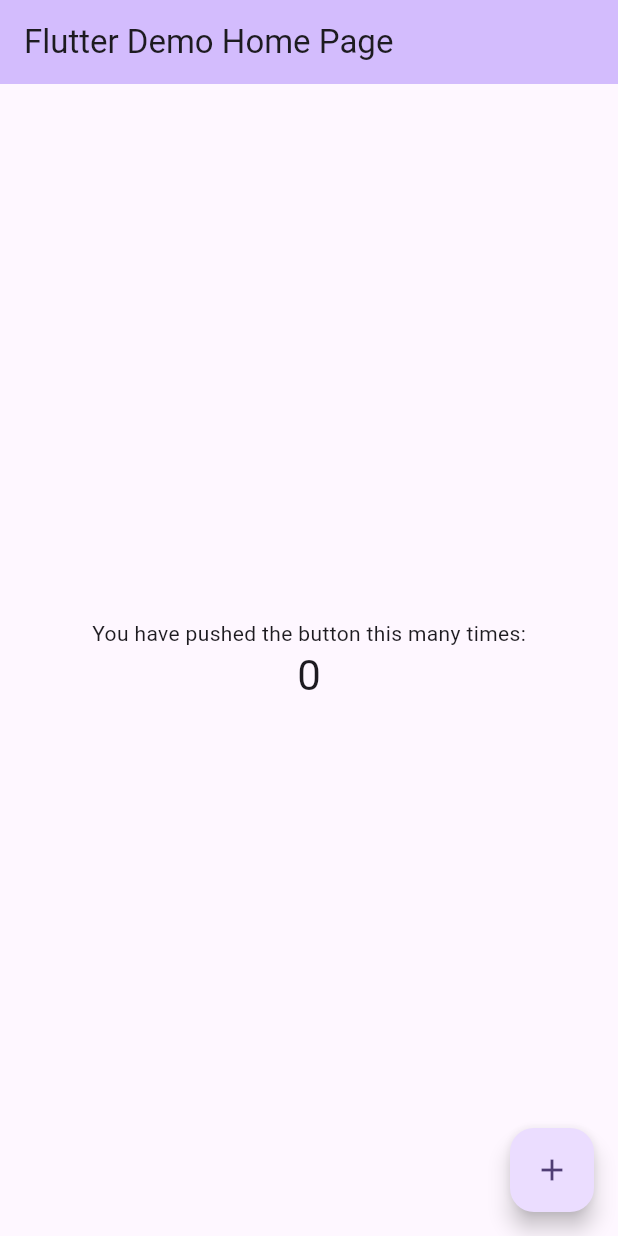
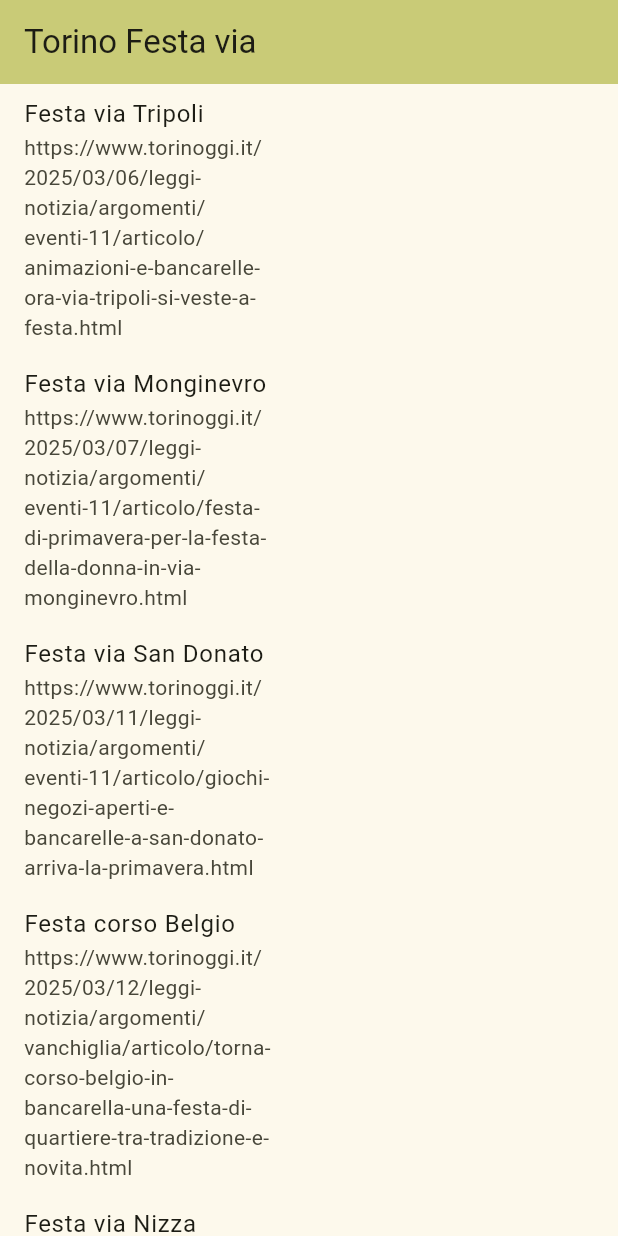
Before and after one commit to juufavarin/torino_festa, a Flutter app: the screen it shows after launch, on a phone screen of 412 x 824 dp. Run offline on Flutter 3.47's test engine with Material 3 defaults, Android fonts, the phone set to English and light mode, and no system bars; our stand-ins replace flutter_map, latlong2; missing offline and left inert: geodesy.

Commit message:
added map plugging and data list

```diff
--- /dev/null
+++ b/assets/data/data.json
@@ -0,0 +1,44 @@
+{
+    "event": [
+        {
+            "name": "Festa via Tripoli",
+            "link": "https://www.torinoggi.it/2025/03/06/leggi-notizia/argomenti/eventi-11/articolo/animazioni-e-bancarelle-ora-via-tripoli-si-veste-a-festa.html",
+            "latInitial": "45.036211",
+            "longItial": "7.640906",
+            "latEnd": "45.046432",
+            "longEnd": "7.646444"
+        },
+        {
+            "name": "Festa via Monginevro",
+            "link": "https://www.torinoggi.it/2025/03/07/leggi-notizia/argomenti/eventi-11/articolo/festa-di-primavera-per-la-festa-della-donna-in-via-monginevro.html",
+            "latInitial": "45.064831",
+            "longItial": "7.648346",
+            "latEnd": "45.066137",
+            "longEnd": "7.615962"
+        },
+        {
+            "name": "Festa via San Donato",
+            "link": "https://www.torinoggi.it/2025/03/11/leggi-notizia/argomenti/eventi-11/articolo/giochi-negozi-aperti-e-bancarelle-a-san-donato-arriva-la-primavera.html",
+            "latInitial": "45.077612",
+            "longItial": "7.668855",
+            "latEnd": "45.084007",
+            "longEnd": "7.655993"
+        },
+        {
+            "name": "Festa corso Belgio",
+            "link": "https://www.torinoggi.it/2025/03/12/leggi-notizia/argomenti/vanchiglia/articolo/torna-corso-belgio-in-bancarella-una-festa-di-quartiere-tra-tradizione-e-novita.html",
+            "latInitial": "45.071370",
+            "longItial": "7.703226",
+            "latEnd": "45.075088",
+            "longEnd": "7.725953"
+        },
+        {
+            "name": "Festa via Nizza",
+            "link": "https://www.torinoggi.it/2025/03/07/leggi-notizia/argomenti/eventi-11/articolo/evviva-la-primavera-una-giornata-di-festa-in-via-nizza-per-tutta-la-famiglia.html",
+            "latInitial": "45.043593",
+            "longItial": "7.671598",
+            "latEnd": "45.053762",
+            "longEnd": "7.675537"
+        }
+    ]
+}
--- a/lib/main.dart
+++ b/lib/main.dart
@@ -1,4 +1,11 @@
+import 'dart:convert';
+
 import 'package:flutter/material.dart';
+import 'package:flutter/services.dart';
+import 'package:flutter_map/flutter_map.dart';
+import 'package:latlong2/latlong.dart';
+import 'package:torino_festa/model/event.dart';
+import 'package:geodesy/geodesy.dart';
 
 void main() {
   runApp(const MyApp());
@@ -11,41 +18,19 @@
   @override
   Widget build(BuildContext context) {
     return MaterialApp(
-      title: 'Flutter Demo',
+      title: 'Torino Festa via',
       theme: ThemeData(
-        // This is the theme of your application.
-        //
-        // TRY THIS: Try running your application with "flutter run". You'll see
-        // the application has a purple toolbar. Then, without quitting the app,
-        // try changing the seedColor in the colorScheme below to Colors.green
-        // and then invoke "hot reload" (save your changes or press the "hot
-        // reload" button in a Flutter-supported IDE, or press "r" if you used
-        // the command line to start the app).
-        //
-        // Notice that the counter didn't reset back to zero; the application
-        // state is not lost during the reload. To reset the state, use hot
-        // restart instead.
-        //
-        // This works for code too, not just values: Most code changes can be
-        // tested with just a hot reload.
-        colorScheme: ColorScheme.fromSeed(seedColor: Colors.deepPurple),
+        colorScheme: ColorScheme.fromSeed(
+          seedColor: const Color.fromARGB(255, 241, 246, 91),
         ),
-      home: const MyHomePage(title: 'Flutter Demo Home Page'),
+      ),
+      home: const MyHomePage(title: 'Torino Festa via'),
     );
   }
 }
 
 class MyHomePage extends StatefulWidget {
   const MyHomePage({super.key, required this.title});
-
-  // This widget is the home page of your application. It is stateful, meaning
-  // that it has a State object (defined below) that contains fields that affect
-  // how it looks.
-
-  // This class is the configuration for the state. It holds the values (in this
-  // case the title) provided by the parent (in this case the App widget) and
-  // used by the build method of the State. Fields in a Widget subclass are
-  // always marked "final".
 
   final String title;
 
@@ -54,69 +39,133 @@
 }
 
 class _MyHomePageState extends State<MyHomePage> {
-  int _counter = 0;
+  List<Event>? events;
+  Event? selectedEVent;
 
-  void _incrementCounter() {
-    setState(() {
-      // This call to setState tells the Flutter framework that something has
-      // changed in this State, which causes it to rerun the build method below
-      // so that the display can reflect the updated values. If we changed
-      // _counter without calling setState(), then the build method would not be
-      // called again, and so nothing would appear to happen.
-      _counter++;
-    });
+  @override
+  void initState() {
+    // TODO: implement initState
+    super.initState();
+    loadEvents();
   }
 
   @override
   Widget build(BuildContext context) {
-    // This method is rerun every time setState is called, for instance as done
-    // by the _incrementCounter method above.
-    //
-    // The Flutter framework has been optimized to make rerunning build methods
-    // fast, so that you can just rebuild anything that needs updating rather
-    // than having to individually change instances of widgets.
+    double screenWidth = MediaQuery.of(context).size.width;
+    double screenHeight = MediaQuery.of(context).size.height;
+
+    LatLng? centerPoint;
+    LatLng? initialPoint;
+    LatLng? endPoint;
+
+    if (selectedEVent != null) {
+      initialPoint = LatLng(
+        double.parse(selectedEVent!.latInitial),
+        double.parse(selectedEVent!.longInitial),
+      );
+
+      endPoint = LatLng(
+        double.parse(selectedEVent!.latEnd),
+        double.parse(selectedEVent!.longEnd),
+      );
+
+      centerPoint = Geodesy().midPointBetweenTwoGeoPoints(
+        initialPoint,
+        endPoint,
+      );
+    }
+
     return Scaffold(
       appBar: AppBar(
-        // TRY THIS: Try changing the color here to a specific color (to
-        // Colors.amber, perhaps?) and trigger a hot reload to see the AppBar
-        // change color while the other colors stay the same.
         backgroundColor: Theme.of(context).colorScheme.inversePrimary,
-        // Here we take the value from the MyHomePage object that was created by
-        // the App.build method, and use it to set our appbar title.
         title: Text(widget.title),
       ),
-      body: Center(
-        // Center is a layout widget. It takes a single child and positions it
-        // in the middle of the parent.
-        child: Column(
-          // Column is also a layout widget. It takes a list of children and
-          // arranges them vertically. By default, it sizes itself to fit its
-          // children horizontally, and tries to be as tall as its parent.
-          //
-          // Column has various properties to control how it sizes itself and
-          // how it positions its children. Here we use mainAxisAlignment to
-          // center the children vertically; the main axis here is the vertical
-          // axis because Columns are vertical (the cross axis would be
-          // horizontal).
-          //
-          // TRY THIS: Invoke "debug painting" (choose the "Toggle Debug Paint"
-          // action in the IDE, or press "p" in the console), to see the
-          // wireframe for each widget.
+      body:
+          events == null
+              ? Center(child: CircularProgressIndicator())
+              : Center(
+                child: Row(
                   mainAxisAlignment: MainAxisAlignment.center,
                   children: <Widget>[
-            const Text('You have pushed the button this many times:'),
-            Text(
-              '$_counter',
-              style: Theme.of(context).textTheme.headlineMedium,
+                    Container(
+                      width: screenWidth / 2,
+                      child: ListView.builder(
+                        itemCount: events!.length,
+                        itemBuilder: (context, index) {
+                          Event event = events![index];
+                          return ListTile(
+                            title: Text(event.name),
+                            subtitle: Text(event.link),
+                            onTap: () {
+                              setState(() {
+                                selectedEVent = event;
+                              });
+                            },
+                          );
+                        },
+                      ),
+                    ),
+                    Container(
+                      width: screenWidth / 2,
+                      height: screenHeight,
+                      child:
+                          selectedEVent == null
+                              ? Container()
+                              : FlutterMap(
+                                options: MapOptions(
+                                  maxZoom: 100,
+                                  minZoom: 10,
+                                  initialZoom: 15,
+                                  initialCenter: centerPoint!,
+                                ),
+                                children: [
+                                  TileLayer(
+                                    urlTemplate:
+                                        "https://{s}.tile.openstreetmap.org/{z}/{x}/{y}.png",
+                                    subdomains: ['a', 'b', 'c'],
+                                  ),
+                                  MarkerLayer(
+                                    markers: [
+                                      Marker(
+                                        width: 80.0,
+                                        height: 80.0,
+                                        point: initialPoint!,
+                                        child: Icon(
+                                          Icons.location_on,
+                                          color: Colors.blue,
+                                          size: 40.0,
+                                        ),
+                                      ),
+                                      Marker(
+                                        width: 80.0,
+                                        height: 80.0,
+                                        point: endPoint!,
+                                        child: Icon(
+                                          Icons.location_on,
+                                          color: Colors.red,
+                                          size: 40.0,
+                                        ),
+                                      ),
+                                    ],
                                   ),
                                 ],
                               ),
                     ),
-      floatingActionButton: FloatingActionButton(
-        onPressed: _incrementCounter,
-        tooltip: 'Increment',
-        child: const Icon(Icons.add),
-      ), // This trailing comma makes auto-formatting nicer for build methods.
+                  ],
+                ),
+              ),
     );
   }
+
+  Future<void> loadEvents() async {
+    String jsonString = await rootBundle.loadString('assets/data/data.json');
+    final decodedString = json.decode(jsonString);
+
+    setState(() {
+      events =
+          (decodedString['event'] as List)
+              .map((eventData) => Event.fromJson(eventData))
+              .toList();
+    });
   }
+}
--- /dev/null
+++ b/lib/model/event.dart
@@ -0,0 +1,29 @@
+class Event {
+  String name;
+  String link;
+  String latInitial;
+  String longInitial;
+  String latEnd;
+  String longEnd;
+
+  Event({
+    required this.name,
+    required this.link,
+    required this.latInitial,
+    required this.longInitial,
+    required this.latEnd,
+    required this.longEnd,
+  });
+
+  // Método para converter um JSON em um objeto Event
+  factory Event.fromJson(Map<String, dynamic> json) {
+    return Event(
+      name: json['name'],
+      link: json['link'],
+      latInitial: json['latInitial'],
+      longInitial: json['longItial'],
+      latEnd: json['latEnd'],
+      longEnd: json['longEnd'],
+    );
+  }
+}
```
Also changed, not shown: pubspec.yaml (+6 -3 lines), pubspec.lock. Lines whose indentation alone changed are shown as unchanged.
